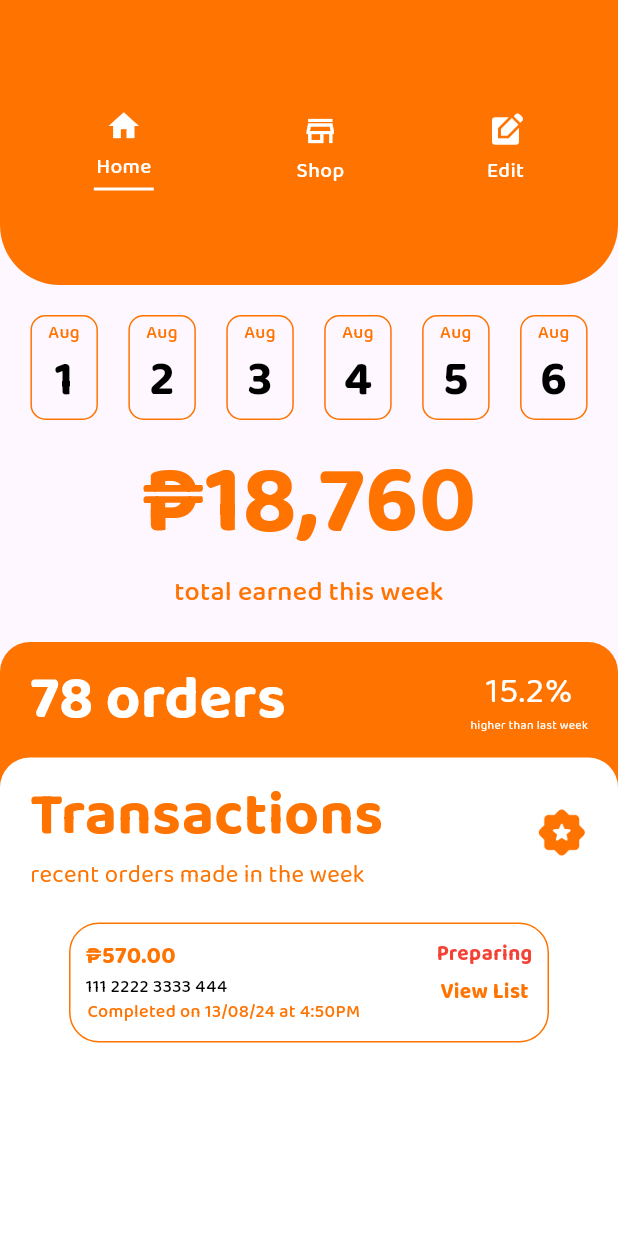
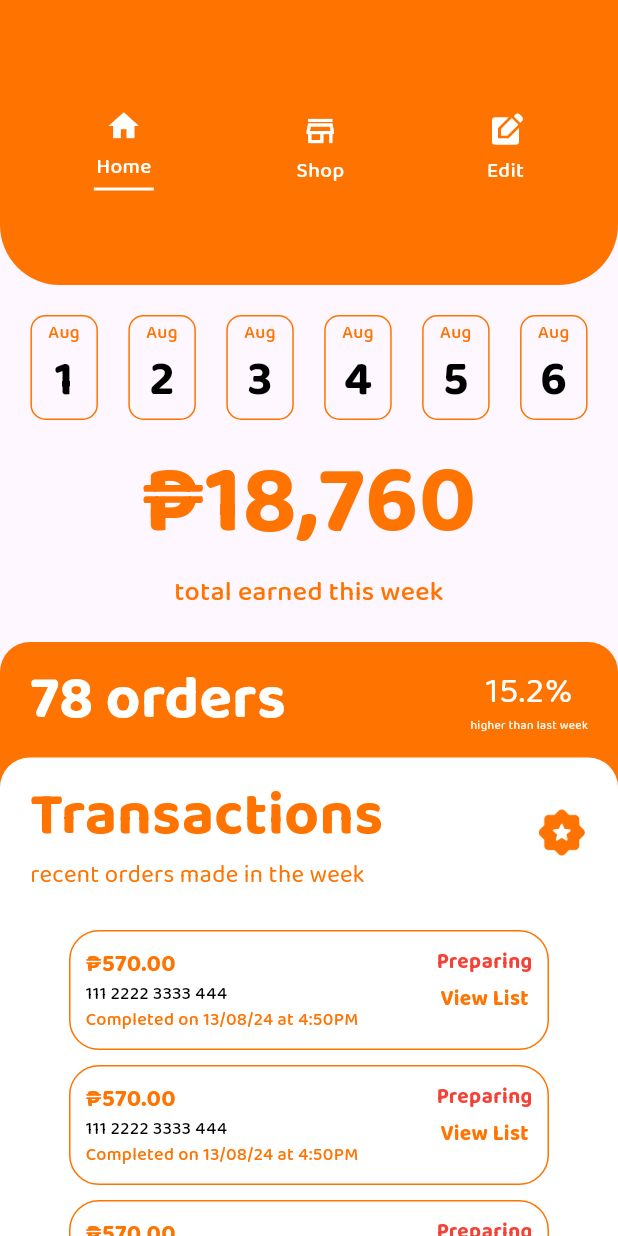
Before and after one commit to lansoyyy/zippy_merchant, a Flutter app: the HomeScreen screen opened directly, on a phone screen of 412 x 824 dp. Run offline on Flutter 3.47's test engine with Material 3 defaults, Android fonts, the phone set to English and light mode, and no system bars; our stand-ins replace cloud_firestore, firebase_auth, firebase_core, fluttertoast, google_maps_flutter; accounts and stored records are empty.

```diff
--- a/lib/screens/home_screen.dart
+++ b/lib/screens/home_screen.dart
@@ -273,8 +273,14 @@ class _HomeScreenState extends State<HomeScreen> {
                         const SizedBox(
                           height: 10,
                         ),
-                        Center(
+                        Expanded(
+                          child: ListView.builder(
+                            itemCount: 10,
+                            itemBuilder: (context, index) {
+                              return Center(
                                 child: Container(
+                                  margin:
+                                      const EdgeInsets.symmetric(vertical: 5),
                                   height: 80,
                                   width: 320,
                                   decoration: BoxDecoration(
@@ -307,7 +313,7 @@ class _HomeScreenState extends State<HomeScreen> {
                                             ),
                                             TextWidget(
                                               text:
-                                            'Completed on 13/08/24 at 4:50PM ',
+                                                  'Completed on 13/08/24 at 4:50PM',
                                               fontSize: 12,
                                               fontFamily: 'Medium',
                                               color: secondary,
@@ -337,7 +343,10 @@ class _HomeScreenState extends State<HomeScreen> {
                                     ),
                                   ),
                                 ),
+                              );
+                            },
                           ),
+                        )
                       ],
                     ),
                   ),
--- a/lib/screens/onboarding_screens/onboarding_one.dart
+++ b/lib/screens/onboarding_screens/onboarding_one.dart
@@ -33,7 +33,7 @@ class OnboardingOne extends StatelessWidget {
                   ),
                   GestureDetector(
                     onTap: () {
-                      Navigator.of(context).push(MaterialPageRoute(
+                      Navigator.of(context).pushReplacement(MaterialPageRoute(
                           builder: (context) => const OnboardingSecond()));
                     },
                     child: Row(
--- a/lib/screens/onboarding_screens/onboarding_second.dart
+++ b/lib/screens/onboarding_screens/onboarding_second.dart
@@ -33,7 +33,7 @@ class OnboardingSecond extends StatelessWidget {
                   ),
                   GestureDetector(
                     onTap: () {
-                      Navigator.of(context).push(MaterialPageRoute(
+                      Navigator.of(context).pushReplacement(MaterialPageRoute(
                           builder: (context) => const OnboardingThird()));
                     },
                     child: Row(
```
Also changed, not shown: lib/screens/tabs/shop_tab.dart (+67 -5 lines). Lines whose indentation alone changed are shown as unchanged.
